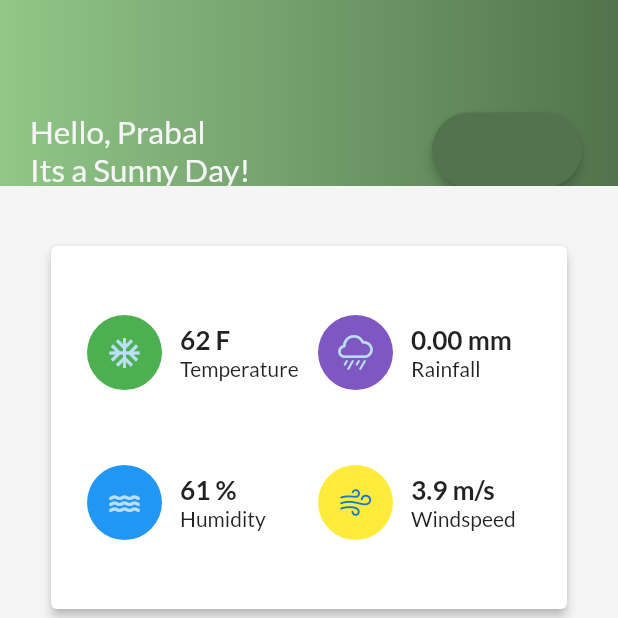
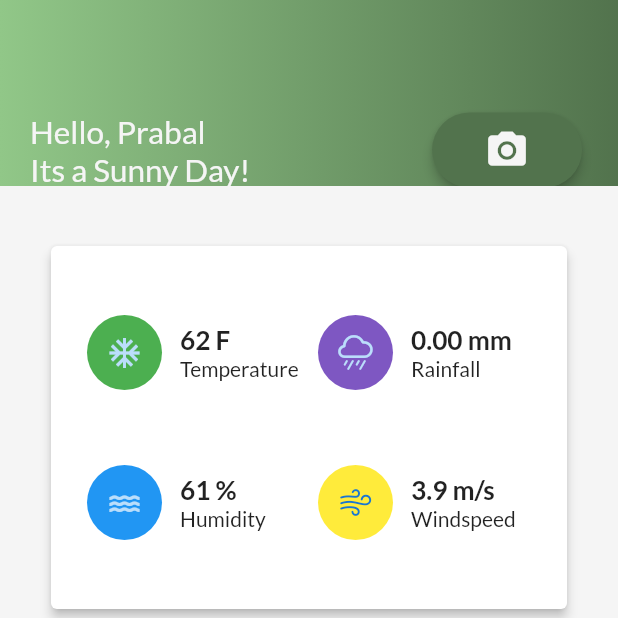
Before and after one commit to PrabalDas/EaseTech, a Flutter app: the screen it shows after launch, on a phone screen of 412 x 824 dp, the top half of it. Run offline on Flutter 3.47's test engine with Material 2 defaults, Android fonts, the phone set to English and light mode, and no system bars; our stand-ins replace google_fonts, image_picker, velocity_x; missing offline and left inert: camera_camera.

Commit message:
camera done

```diff
--- a/lib/Pages/homePage.dart
+++ b/lib/Pages/homePage.dart
@@ -16,7 +16,6 @@ class HomePage extends StatelessWidget {
       body: Stack(children: [
         Container(
           decoration: canvasdecoration,
-          child: 'hello'.text.make().centered(),
         ),
         Positioned(
           top: 50,
--- a/lib/Widgets/homeWidgets/TopAdress.dart
+++ b/lib/Widgets/homeWidgets/TopAdress.dart
@@ -1,3 +1,5 @@
+import 'package:ease_tech/Pages/CameraPage.dart';
+import 'package:ease_tech/Utils/routes.dart';
 import 'package:flutter/cupertino.dart';
 import 'package:flutter/material.dart';
 import 'package:velocity_x/velocity_x.dart';
@@ -25,6 +27,16 @@ class TopAdress extends StatelessWidget {
             color: canvasColor,
             shape: StadiumBorder(),
             child: Container(
+              child: IconButton(
+                  onPressed: () {
+                    Navigator.pushNamed(context, MyRoutes.cameraRoute);
+                  },
+                  icon: Icon(
+                    Icons.camera_alt,
+                    color: context.canvasColor,
+                    size: 30,
+                    semanticLabel: 'camera',
+                  )),
               height: 50,
               width: 100,
             ),
--- a/lib/main.dart
+++ b/lib/main.dart
@@ -1,5 +1,3 @@
-
-
 import 'package:ease_tech/Widgets/themes.dart';
 import 'package:flutter/material.dart';
 
@@ -8,23 +6,24 @@ import 'Pages/LoginPage.dart';
 import 'Pages/homePage.dart';
 import 'Utils/routes.dart';
 
-
-void main(){runApp(MyApp());}
+void main() {
+  runApp(MyApp());
+}
 
 class MyApp extends StatelessWidget {
   @override
   Widget build(BuildContext context) {
-    return MaterialApp(themeMode: ThemeMode.light,
-    darkTheme: MyThemes.darkTheme(context),
-    theme: MyThemes.lightTheme(context),
-
-    initialRoute: MyRoutes.homeRoute,
-    routes: {
-      MyRoutes.homeRoute : (context) => HomePage(),
-      MyRoutes.loginRoute: (context)=> LoginPage(),
-      MyRoutes.cameraRoute : (context) => CameraPage(),
-    }
-
-    );
+    return MaterialApp(
+        themeMode: ThemeMode.light,
+        darkTheme: MyThemes.darkTheme(context),
+        theme: MyThemes.lightTheme(context),
+        initialRoute: MyRoutes.homeRoute,
+        routes: {
+          MyRoutes.homeRoute: (context) => HomePage(),
+          MyRoutes.loginRoute: (context) => LoginPage(),
+          MyRoutes.cameraRoute: (context) => CameraPage(
+                title: 'Camera',
+              ),
+        });
   }
 }
```
Also changed, not shown: lib/Pages/CameraPage.dart (+50 -6 lines), pubspec.yaml (+6 -1 lines), pubspec.lock, 2 other files.
